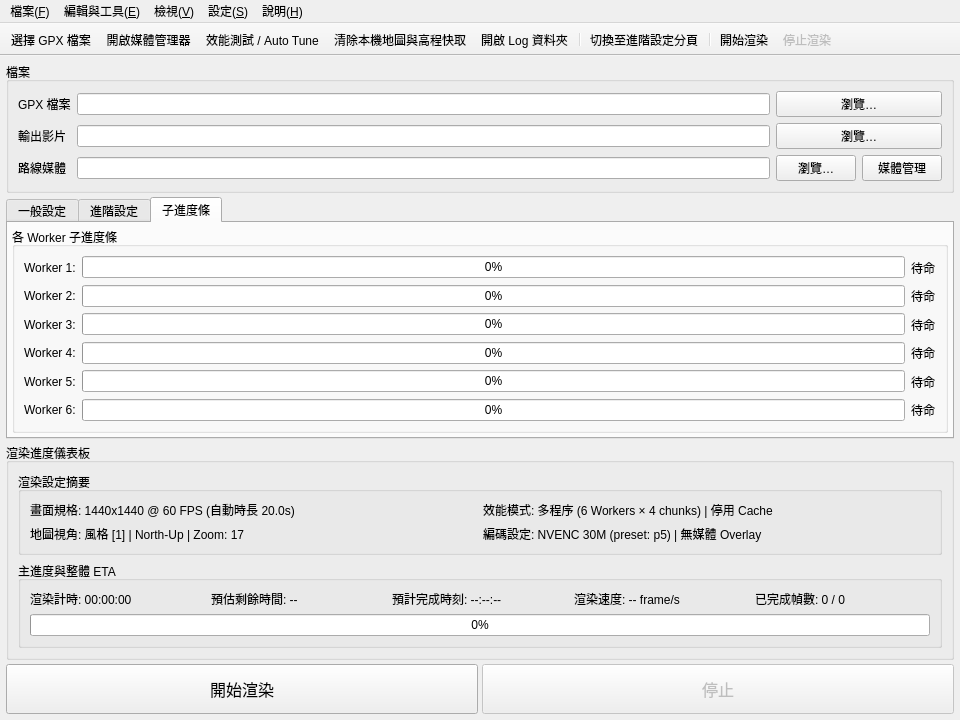
First picture: the form in gpx_renderer/gui/main_window/main_window.ui, repository kw31304/gpx-ride-animation-main-gui, before the edit.
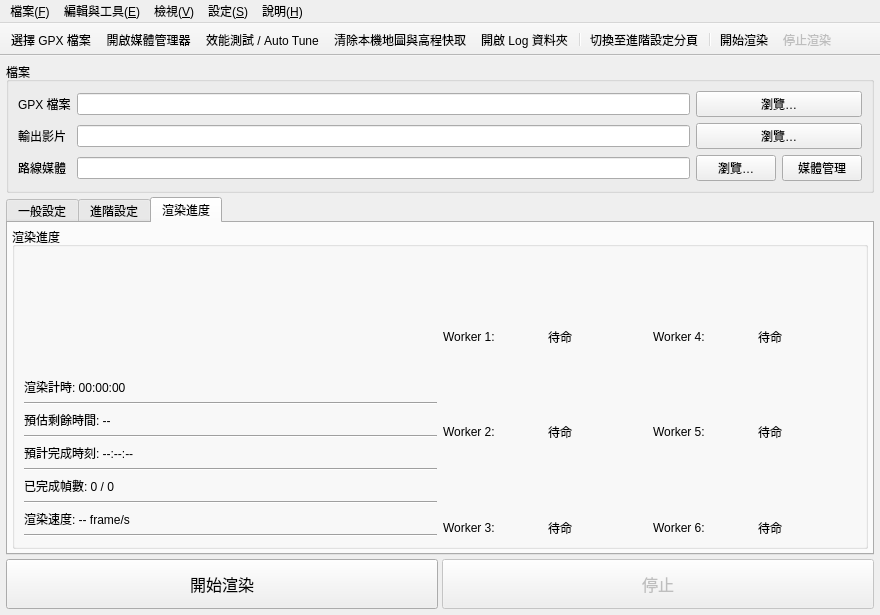
Second picture: the form after the edit. The open tabs and pages were chosen to show the change. Custom widgets are drawn as their Qt base class.

Commit message:
feat(ui): 升級渲染進度分頁進度條為圓形進度環並支援深淺主題自適應
- 將「渲染進度」分頁中的主進度條與 6 個 Worker 子進度條替換為 PyCircularProgress
- 實作 Windows / Qt 深色與淺色主題自動偵測（Qt ColorScheme / Palette / Registry）
- 自動切換進度條百分比文字與底軌配色（深色模式純白字、淺色模式深墨藍黑字）
- 支援動態主題切換即時響應（changeEvent）
- 移除 main_controller 中的動態排版覆蓋邏輯，控制權交還 main_window.ui
- 清理歷史冗餘 UI 檔案與更新打包設定
- 新增更新日誌 update_20260826_1638.md

What changed in the file:
```diff
--- a/gpx_renderer/gui/main_window/main_window.ui
+++ b/gpx_renderer/gui/main_window/main_window.ui
@@ -6,20 +6,56 @@
    <rect>
     <x>0</x>
     <y>0</y>
-    <width>960</width>
-    <height>720</height>
+    <width>880</width>
+    <height>600</height>
    </rect>
   </property>
+  <property name="minimumSize">
+   <size>
+    <width>880</width>
+    <height>0</height>
+   </size>
+  </property>
+  <property name="maximumSize">
+   <size>
+    <width>16777215</width>
+    <height>16777215</height>
+   </size>
+  </property>
   <property name="windowTitle">
    <string>GPX Ride Renderer V1.3.5</string>
   </property>
-  <widget class="QWidget" name="centralwidget"><layout class="QVBoxLayout" name="verticalLayout_main"><property name="spacing"><number>4</number></property><property name="leftMargin"><number>6</number></property><property name="topMargin"><number>6</number></property><property name="rightMargin"><number>6</number></property><property name="bottomMargin"><number>6</number></property><item><widget class="QGroupBox" name="groupBox_files">
+  <widget class="QWidget" name="centralwidget">
+   <layout class="QVBoxLayout" name="verticalLayout_main">
+    <property name="spacing">
+     <number>4</number>
+    </property>
+    <property name="leftMargin">
+     <number>6</number>
+    </property>
+    <property name="topMargin">
+     <number>6</number>
+    </property>
+    <property name="rightMargin">
+     <number>6</number>
+    </property>
+    <property name="bottomMargin">
+     <number>6</number>
+    </property>
+    <item>
+     <widget class="QGroupBox" name="groupBox_files">
       <property name="sizePolicy">
-       <sizepolicy hsizetype="Expanding" vsizetype="Expanding">
+       <sizepolicy hsizetype="Expanding" vsizetype="Preferred">
         <horstretch>0</horstretch>
         <verstretch>0</verstretch>
        </sizepolicy>
       </property>
+      <property name="minimumSize">
+       <size>
+        <width>0</width>
+        <height>0</height>
+       </size>
+      </property>
       <property name="title">
        <string>檔案</string>
       </property>
@@ -103,7 +139,40 @@
        </item>
       </layout>
      </widget>
-    </item><item><widget class="QTabWidget" name="tabWidget"><property name="currentIndex"><number>0</number></property><widget class="QWidget" name="tab_general"><attribute name="title"><string>一般設定</string></attribute><layout class="QVBoxLayout" name="verticalLayout_tab_general"><property name="spacing"><number>4</number></property><property name="leftMargin"><number>4</number></property><property name="topMargin"><number>4</number></property><property name="rightMargin"><number>4</number></property><property name="bottomMargin"><number>4</number></property><item><widget class="QGroupBox" name="groupBox_settings_2">
+    </item>
+    <item>
+     <widget class="QTabWidget" name="tabWidget">
+      <property name="minimumSize">
+       <size>
+        <width>0</width>
+        <height>0</height>
+       </size>
+      </property>
+      <property name="currentIndex">
+       <number>2</number>
+      </property>
+      <widget class="QWidget" name="tab_general">
+       <attribute name="title">
+        <string>一般設定</string>
+       </attribute>
+       <layout class="QVBoxLayout" name="verticalLayout_tab_general">
+        <property name="spacing">
+         <number>4</number>
+        </property>
+        <property name="leftMargin">
+         <number>4</number>
+        </property>
+        <property name="topMargin">
+         <number>4</number>
+        </property>
+        <property name="rightMargin">
+         <number>4</number>
+        </property>
+        <property name="bottomMargin">
+         <number>4</number>
+        </property>
+        <item>
+         <widget class="QGroupBox" name="groupBox_settings_2">
       <property name="sizePolicy">
        <sizepolicy hsizetype="Preferred" vsizetype="Expanding">
         <horstretch>0</horstretch>
@@ -345,9 +414,189 @@
           </item>
          </layout>
         </item>
-      </layout>
-     </widget>
-    </item></layout></widget><widget class="QWidget" name="tab_advanced"><attribute name="title"><string>進階設定</string></attribute><layout class="QVBoxLayout" name="verticalLayout_tab_advanced"><property name="spacing"><number>4</number></property><property name="leftMargin"><number>4</number></property><property name="topMargin"><number>4</number></property><property name="rightMargin"><number>4</number></property><property name="bottomMargin"><number>4</number></property><item><widget class="QGroupBox" name="groupBox">
+           <item row="3" column="0">
+            <layout class="QHBoxLayout" name="horizontalLayout_10">
+             <item>
+              <widget class="QLabel" name="lbl_camera_mode_2">
+               <property name="toolTip">
+                <string>用途：決定路線動畫的鏡頭視角朝向與 3D 地形透視。
+• 正北朝上 (North-Up)
+• 跟隨行進方向 (Heading-Up)
+• 3D 真地形 (3D-Terrain)</string>
+               </property>
+               <property name="text">
+                <string>視角模式</string>
+               </property>
+              </widget>
+             </item>
+             <item>
+              <widget class="QComboBox" name="combo_camera_mode_2">
+               <property name="toolTip">
+                <string>用途：決定路線動畫的鏡頭視角朝向與 3D 地形透視。
+• 正北朝上 (North-Up)
+• 跟隨行進方向 (Heading-Up)
+• 3D 真地形 (3D-Terrain)</string>
+               </property>
+              </widget>
+             </item>
+            </layout>
+           </item>
+           <item row="5" column="1">
+            <widget class="QCheckBox" name="chk_dynamic_speed_zoom">
+             <property name="toolTip">
+              <string>用途：根據當前 GPX 騎乘速度動態縮放鏡頭（高速拉遠、低速拉近），如同車用導航視覺效果。</string>
+             </property>
+             <property name="text">
+              <string>速度動態鏡頭</string>
+             </property>
+             <property name="checked">
+              <bool>true</bool>
+             </property>
+            </widget>
+           </item>
+           <item row="4" column="0">
+            <layout class="QHBoxLayout" name="horizontalLayout_7">
+             <item>
+              <widget class="QLabel" name="lbl_resolution_2">
+               <property name="toolTip">
+                <string>用途：選擇輸出影片的解析度尺寸與畫面比例（9:16, 16:9, 1:1 等）。</string>
+               </property>
+               <property name="text">
+                <string>解析度預設</string>
+               </property>
+              </widget>
+             </item>
+             <item>
+              <widget class="QComboBox" name="combo_resolution_2">
+               <property name="toolTip">
+                <string>用途：選擇輸出影片的解析度尺寸與畫面比例（9:16, 16:9, 1:1 等）。</string>
+               </property>
+              </widget>
+             </item>
+            </layout>
+           </item>
+           <item row="2" column="1">
+            <widget class="QCheckBox" name="chk_basemap_2">
+             <property name="toolTip">
+              <string>用途：是否下載並顯示道路或衛星等地圖底圖。</string>
+             </property>
+             <property name="text">
+              <string>底圖</string>
+             </property>
+            </widget>
+           </item>
+           <item row="1" column="0">
+            <layout class="QHBoxLayout" name="horizontalLayout_9">
+             <item>
+              <widget class="QLabel" name="lbl_profile_2">
+               <property name="toolTip">
+                <string>用途：一次套用一組解析度、Local Zoom、bitrate、NVENC preset、Workers 與 Chunks/Worker。</string>
+               </property>
+               <property name="text">
+                <string>預設模式</string>
+               </property>
+              </widget>
+             </item>
+             <item>
+              <widget class="QComboBox" name="combo_profile_2">
+               <property name="toolTip">
+                <string>用途：一次套用一組解析度、Local Zoom、bitrate、NVENC preset、Workers 與 Chunks/Worker。</string>
+               </property>
+              </widget>
+             </item>
+            </layout>
+           </item>
+           <item row="5" column="0">
+            <layout class="QHBoxLayout" name="horizontalLayout_8">
+             <item>
+              <widget class="QLabel" name="lbl_track_color_2">
+               <property name="toolTip">
+                <string>用途：控制主畫面軌跡線條與升降彩帶的配色風格。
+• 海拔動態漸層
+• 亮綠、黃、紅單色
+• 騎乘速度漸層</string>
+               </property>
+               <property name="text">
+                <string>軌跡顏色</string>
+               </property>
+              </widget>
+             </item>
+             <item>
+              <widget class="QComboBox" name="combo_track_color_2">
+               <property name="toolTip">
+                <string>用途：控制主畫面軌跡線條與升降彩帶的配色風格。
+• 海拔動態漸層
+• 亮綠、黃、紅單色
+• 騎乘速度漸層</string>
+               </property>
+              </widget>
+             </item>
+            </layout>
+           </item>
+           <item row="0" column="0" colspan="2">
+            <widget class="QGroupBox" name="groupBox_summary">
+             <property name="title">
+              <string>渲染設定摘要</string>
+             </property>
+             <layout class="QGridLayout" name="gridLayout_summary">
+              <item row="1" column="0">
+               <widget class="QLabel" name="label_cfg_map">
+                <property name="text">
+                 <string>地圖視角: 風格 [1] | North-Up | Zoom: 17</string>
+                </property>
+               </widget>
+              </item>
+              <item row="1" column="1">
+               <widget class="QLabel" name="label_cfg_enc">
+                <property name="text">
+                 <string>編碼設定: NVENC 30M (preset: p5) | 無媒體 Overlay</string>
+                </property>
+               </widget>
+              </item>
+              <item row="0" column="0">
+               <widget class="QLabel" name="label_cfg_res">
+                <property name="text">
+                 <string>畫面規格: 1440x1440 @ 60 FPS (自動時長 20.0s)</string>
+                </property>
+               </widget>
+              </item>
+              <item row="0" column="1">
+               <widget class="QLabel" name="label_cfg_perf">
+                <property name="text">
+                 <string>效能模式: 多程序 (6 Workers × 4 chunks) | 停用 Cache</string>
+                </property>
+               </widget>
+              </item>
+             </layout>
+            </widget>
+           </item>
+          </layout>
+         </widget>
+        </item>
+       </layout>
+      </widget>
+      <widget class="QWidget" name="tab_advanced">
+       <attribute name="title">
+        <string>進階設定</string>
+       </attribute>
+       <layout class="QVBoxLayout" name="verticalLayout_tab_advanced">
+        <property name="spacing">
+         <number>4</number>
+        </property>
+        <property name="leftMargin">
+         <number>4</number>
+        </property>
+        <property name="topMargin">
+         <number>4</number>
+        </property>
+        <property name="rightMargin">
+         <number>4</number>
+        </property>
+        <property name="bottomMargin">
+         <number>4</number>
+        </property>
+        <item>
+         <widget class="QGroupBox" name="groupBox">
       <property name="sizePolicy">
        <sizepolicy hsizetype="Preferred" vsizetype="Expanding">
         <horstretch>0</horstretch>
@@ -1040,11 +1289,163 @@
        </item>
       </layout>
      </widget>
-    </item></layout></widget><widget class="QWidget" name="tab_workers"><attribute name="title"><string>子進度條</string></attribute><layout class="QVBoxLayout" name="verticalLayout_tab_workers"><property name="spacing"><number>4</number></property><property name="leftMargin"><number>4</number></property><property name="topMargin"><number>4</number></property><property name="rightMargin"><number>4</number></property><property name="bottomMargin"><number>4</number></property><item><widget class="QGroupBox" name="groupBox_workers">
+        </item>
+       </layout>
+      </widget>
+      <widget class="QWidget" name="tab_workers">
+       <attribute name="title">
+        <string>渲染進度</string>
+       </attribute>
+       <layout class="QVBoxLayout" name="verticalLayout_tab_workers">
+        <property name="spacing">
+         <number>4</number>
+        </property>
+        <property name="leftMargin">
+         <number>4</number>
+        </property>
+        <property name="topMargin">
+         <number>4</number>
+        </property>
+        <property name="rightMargin">
+         <number>4</number>
+        </property>
+        <property name="bottomMargin">
+         <number>4</number>
+        </property>
+        <item>
+         <widget class="QGroupBox" name="groupBox_workers">
          <property name="title">
-          <string>各 Worker 子進度條</string>
-         </property>
-         <layout class="QVBoxLayout" name="verticalLayout_workers">
+           <string>渲染進度</string>
+          </property>
+          <layout class="QGridLayout" name="gridLayout_5">
+           <item row="0" column="0">
+            <layout class="QVBoxLayout" name="verticalLayout_16">
+             <item>
+              <widget class="PyCircularProgress" name="progressBar_main">
+               <property name="minimumSize">
+                <size>
+                 <width>110</width>
+                 <height>110</height>
+                </size>
+               </property>
+               <property name="value">
+                <number>0</number>
+               </property>
+              </widget>
+             </item>
+             <item>
+              <layout class="QVBoxLayout" name="verticalLayout_9">
+               <item>
+                <layout class="QVBoxLayout" name="verticalLayout_3">
+                 <item>
+                  <widget class="QLabel" name="label_eta_elapsed">
+                   <property name="text">
+                    <string>渲染計時: 00:00:00</string>
+                   </property>
+                  </widget>
+                 </item>
+                 <item>
+                  <widget class="Line" name="line_6">
+                   <property name="orientation">
+                    <enum>Qt::Orientation::Horizontal</enum>
+                   </property>
+                  </widget>
+                 </item>
+                </layout>
+               </item>
+               <item>
+                <layout class="QVBoxLayout" name="verticalLayout_5">
+                 <item>
+                  <widget class="QLabel" name="label_eta_time">
+                   <property name="text">
+                    <string>預估剩餘時間: --</string>
+                   </property>
+                  </widget>
+                 </item>
+                 <item>
+                  <widget class="Line" name="line_7">
+                   <property name="orientation">
+                    <enum>Qt::Orientation::Horizontal</enum>
+                   </property>
+                  </widget>
+                 </item>
+                </layout>
+               </item>
+               <item>
+                <layout class="QVBoxLayout" name="verticalLayout_6">
+                 <item>
+                  <widget class="QLabel" name="label_eta_clock">
+                   <property name="text">
+                    <string>預計完成時刻: --:--:--</string>
+                   </property>
+                  </widget>
+                 </item>
+                 <item>
+                  <widget class="Line" name="line_8">
+                   <property name="orientation">
+                    <enum>Qt::Orientation::Horizontal</enum>
+                   </property>
+                  </widget>
+                 </item>
+                </layout>
+               </item>
+               <item>
+                <layout class="QVBoxLayout" name="verticalLayout_7">
+                 <item>
+                  <widget class="QLabel" name="label_eta_frames">
+                   <property name="text">
+                    <string>已完成幀數: 0 / 0</string>
+                   </property>
+                  </widget>
+                 </item>
+                 <item>
+                  <widget class="Line" name="line_9">
+                   <property name="orientation">
+                    <enum>Qt::Orientation::Horizontal</enum>
+                   </property>
+                  </widget>
+                 </item>
+                </layout>
+               </item>
+               <item>
+                <layout class="QVBoxLayout" name="verticalLayout_8">
+                 <item>
+                  <widget class="QLabel" name="label_eta_speed">
+                   <property name="text">
+                    <string>渲染速度: -- frame/s</string>
+                   </property>
+                  </widget>
+                 </item>
+                 <item>
+                  <widget class="Line" name="line_10">
+                   <property name="orientation">
+                    <enum>Qt::Orientation::Horizontal</enum>
+                   </property>
+                  </widget>
+                 </item>
+                </layout>
+               </item>
+              </layout>
+             </item>
+            </layout>
+           </item>
+           <item row="0" column="1">
+            <layout class="QGridLayout" name="gridLayout_4">
+             <item row="0" column="0">
+              <layout class="QVBoxLayout" name="verticalLayout_10">
+               <item>
+                <widget class="PyCircularProgress" name="progressBar_worker_1">
+                 <property name="minimumSize">
+                  <size>
+                   <width>65</width>
+                   <height>65</height>
+                  </size>
+                 </property>
+                 <property name="value">
+                  <number>0</number>
+                 </property>
+                </widget>
+               </item>
           <item>
            <layout class="QHBoxLayout" name="horizontalLayout_worker_1">
             <item>
@@ -1054,13 +1455,6 @@
               </property>
              </widget>
             </item>
-            <item>
-             <widget class="QProgressBar" name="progressBar_worker_1">
-              <property name="value">
-               <number>0</number>
-              </property>
-             </widget>
-            </item>
             <item>
              <widget class="QLabel" name="lbl_worker_status_1">
               <property name="text">
@@ -1070,55 +1464,22 @@
             </item>
            </layout>
           </item>
-          <item>
-           <layout class="QHBoxLayout" name="horizontalLayout_worker_2">
-            <item>
-             <widget class="QLabel" name="lbl_worker_2">
-              <property name="text">
-               <string>Worker 2:</string>
-              </property>
-             </widget>
-            </item>
-            <item>
-             <widget class="QProgressBar" name="progressBar_worker_2">
-              <property name="value">
-               <number>0</number>
-              </property>
-             </widget>
-            </item>
-            <item>
-             <widget class="QLabel" name="lbl_worker_status_2">
-              <property name="text">
-               <string>待命</string>
-              </property>
-             </widget>
-            </item>
-           </layout>
-          </item>
+              </layout>
+             </item>
+             <item row="0" column="1">
+              <layout class="QVBoxLayout" name="verticalLayout_13">
           <item>
-           <layout class="QHBoxLayout" name="horizontalLayout_worker_3">
-            <item>
-             <widget class="QLabel" name="lbl_worker_3">
-              <property name="text">
-               <string>Worker 3:</string>
-              </property>
-             </widget>
-            </item>
-            <item>
-             <widget class="QProgressBar" name="progressBar_worker_3">
+                <widget class="PyCircularProgress" name="progressBar_worker_4">
+                 <property name="minimumSize">
+                  <size>
+                   <width>65</width>
+                   <height>65</height>
+                  </size>
+                 </property>
               <property name="value">
                <number>0</number>
               </property>
              </widget>
-            </item>
-            <item>
-             <widget class="QLabel" name="lbl_worker_status_3">
-              <property name="text">
-               <string>待命</string>
-              </property>
-             </widget>
-            </item>
-           </layout>
           </item>
           <item>
            <layout class="QHBoxLayout" name="horizontalLayout_worker_4">
@@ -1129,13 +1490,6 @@
               </property>
              </widget>
             </item>
-            <item>
-             <widget class="QProgressBar" name="progressBar_worker_4">
-              <property name="value">
-               <number>0</number>
-              </property>
-             </widget>
-            </item>
             <item>
              <widget class="QLabel" name="lbl_worker_status_4">
               <property name="text">
@@ -1145,6 +1499,58 @@
             </item>
            </layout>
           </item>
+              </layout>
+             </item>
+             <item row="1" column="0">
+              <layout class="QVBoxLayout" name="verticalLayout_11">
+               <item>
+                <widget class="PyCircularProgress" name="progressBar_worker_2">
+                 <property name="minimumSize">
+                  <size>
+                   <width>65</width>
+                   <height>65</height>
+                  </size>
+                 </property>
+                 <property name="value">
+                  <number>0</number>
+                 </property>
+                </widget>
+               </item>
+               <item>
+                <layout class="QHBoxLayout" name="horizontalLayout_worker_2">
+                 <item>
+                  <widget class="QLabel" name="lbl_worker_2">
+                   <property name="text">
+                    <string>Worker 2:</string>
+                   </property>
+                  </widget>
+                 </item>
+                 <item>
+                  <widget class="QLabel" name="lbl_worker_status_2">
+                   <property name="text">
+                    <string>待命</string>
+                   </property>
+                  </widget>
+                 </item>
+                </layout>
+               </item>
+              </layout>
+             </item>
+             <item row="1" column="1">
+              <layout class="QVBoxLayout" name="verticalLayout_14">
+               <item>
+                <widget class="PyCircularProgress" name="progressBar_worker_5">
+                 <property name="minimumSize">
+                  <size>
+                   <width>65</width>
+                   <height>65</height>
+                  </size>
+                 </property>
+                 <property name="value">
+                  <number>0</number>
+                 </property>
+                </widget>
+               </item>
           <item>
            <layout class="QHBoxLayout" name="horizontalLayout_worker_5">
             <item>
@@ -1154,13 +1560,6 @@
               </property>
              </widget>
             </item>
-            <item>
-             <widget class="QProgressBar" name="progressBar_worker_5">
-              <property name="value">
-               <number>0</number>
-              </property>
-             </widget>
-            </item>
             <item>
              <widget class="QLabel" name="lbl_worker_status_5">
               <property name="text">
@@ -1170,6 +1569,58 @@
             </item>
            </layout>
           </item>
+              </layout>
+             </item>
+             <item row="2" column="0">
+              <layout class="QVBoxLayout" name="verticalLayout_12">
+               <item>
+                <widget class="PyCircularProgress" name="progressBar_worker_3">
+                 <property name="minimumSize">
+                  <size>
+                   <width>65</width>
+                   <height>65</height>
+                  </size>
+                 </property>
+                 <property name="value">
+                  <number>0</number>
+                 </property>
+                </widget>
+               </item>
+               <item>
+                <layout class="QHBoxLayout" name="horizontalLayout_worker_3">
+                 <item>
+                  <widget class="QLabel" name="lbl_worker_3">
+                   <property name="text">
+                    <string>Worker 3:</string>
+                   </property>
+                  </widget>
+                 </item>
+                 <item>
+                  <widget class="QLabel" name="lbl_worker_status_3">
+                   <property name="text">
+                    <string>待命</string>
+                   </property>
+                  </widget>
+                 </item>
+                </layout>
+               </item>
+              </layout>
+             </item>
+             <item row="2" column="1">
+              <layout class="QVBoxLayout" name="verticalLayout_15">
+               <item>
+                <widget class="PyCircularProgress" name="progressBar_worker_6">
+                 <property name="minimumSize">
+                  <size>
+                   <width>65</width>
+                   <height>65</height>
+                  </size>
+                 </property>
+                 <property name="value">
+                  <number>0</number>
+                 </property>
+                </widget>
+               </item>
           <item>
            <layout class="QHBoxLayout" name="horizontalLayout_worker_6">
             <item>
@@ -1179,13 +1630,6 @@
               </property>
              </widget>
             </item>
-            <item>
-             <widget class="QProgressBar" name="progressBar_worker_6">
-              <property name="value">
-               <number>0</number>
-              </property>
-             </widget>
-            </item>
             <item>
              <widget class="QLabel" name="lbl_worker_status_6">
               <property name="text">
@@ -1196,107 +1640,18 @@
            </layout>
           </item>
          </layout>
-        </widget>
-       </item></layout></widget></widget></item><item><widget class="QGroupBox" name="groupBox_dashboard">
-      <property name="title">
-       <string>渲染進度儀表板</string>
-      </property>
-      <layout class="QVBoxLayout" name="verticalLayout_dashboard">
-       <item>
-        <widget class="QGroupBox" name="groupBox_summary">
-         <property name="title">
-          <string>渲染設定摘要</string>
-         </property>
-         <layout class="QGridLayout" name="gridLayout_summary">
-          <item row="1" column="0">
-           <widget class="QLabel" name="label_cfg_map">
-            <property name="text">
-             <string>地圖視角: 風格 [1] | North-Up | Zoom: 17</string>
-            </property>
-           </widget>
-          </item>
-          <item row="1" column="1">
-           <widget class="QLabel" name="label_cfg_enc">
-            <property name="text">
-             <string>編碼設定: NVENC 30M (preset: p5) | 無媒體 Overlay</string>
-            </property>
-           </widget>
-          </item>
-          <item row="0" column="0">
-           <widget class="QLabel" name="label_cfg_res">
-            <property name="text">
-             <string>畫面規格: 1440x1440 @ 60 FPS (自動時長 20.0s)</string>
-            </property>
-           </widget>
-          </item>
-          <item row="0" column="1">
-           <widget class="QLabel" name="label_cfg_perf">
-            <property name="text">
-             <string>效能模式: 多程序 (6 Workers × 4 chunks) | 停用 Cache</string>
-            </property>
-           </widget>
-          </item>
-         </layout>
-        </widget>
-       </item>
-       <item>
-        <widget class="QGroupBox" name="groupBox_main_progress">
-         <property name="title">
-          <string>主進度與整體 ETA</string>
-         </property>
-         <layout class="QVBoxLayout" name="verticalLayout_main_progress">
-          <item>
-           <layout class="QHBoxLayout" name="horizontalLayout_eta">
-            <item>
-             <widget class="QLabel" name="label_eta_elapsed">
-              <property name="text">
-               <string>渲染計時: 00:00:00</string>
-              </property>
-             </widget>
-            </item>
-            <item>
-             <widget class="QLabel" name="label_eta_time">
-              <property name="text">
-               <string>預估剩餘時間: --</string>
-              </property>
-             </widget>
-            </item>
-            <item>
-             <widget class="QLabel" name="label_eta_clock">
-              <property name="text">
-               <string>預計完成時刻: --:--:--</string>
-              </property>
-             </widget>
-            </item>
-            <item>
-             <widget class="QLabel" name="label_eta_speed">
-              <property name="text">
-               <string>渲染速度: -- frame/s</string>
-              </property>
-             </widget>
-            </item>
-            <item>
-             <widget class="QLabel" name="label_eta_frames">
-              <property name="text">
-               <string>已完成幀數: 0 / 0</string>
-              </property>
-             </widget>
-            </item>
-           </layout>
-          </item>
-          <item>
-           <widget class="QProgressBar" name="progressBar_main">
-            <property name="value">
-             <number>0</number>
-            </property>
+             </item>
+            </layout>
+           </item>
+          </layout>
            </widget>
           </item>
          </layout>
         </widget>
-       </item>
-      </layout>
      </widget>
-    </item><item><layout class="QHBoxLayout" name="horizontalLayout_actions">
+    </item>
+    <item>
+     <layout class="QHBoxLayout" name="horizontalLayout_actions">
       <item>
        <widget class="QPushButton" name="btn_start_render">
         <property name="sizePolicy">
@@ -1349,13 +1704,16 @@
        </widget>
       </item>
      </layout>
-    </item></layout></widget><widget class="QMenuBar" name="menubar">
+    </item>
+   </layout>
+  </widget>
+  <widget class="QMenuBar" name="menubar">
    <property name="geometry">
     <rect>
      <x>0</x>
      <y>0</y>
-     <width>980</width>
-     <height>25</height>
+     <width>880</width>
+     <height>33</height>
     </rect>
    </property>
    <widget class="QMenu" name="menu_file">
@@ -1437,12 +1795,13 @@
     <addaction name="action_help_shortcuts" />
     <addaction name="action_about" />
    </widget>
-   <addaction name="menu_file" />
-   <addaction name="menu_edit" />
-   <addaction name="menu_view" />
-   <addaction name="menu_settings" />
-   <addaction name="menu_help" />
-  </widget><widget class="QToolBar" name="toolBar">
+   <addaction name="menu_file"/>
+   <addaction name="menu_edit"/>
+   <addaction name="menu_view"/>
+   <addaction name="menu_settings"/>
+   <addaction name="menu_help"/>
+  </widget>
+  <widget class="QToolBar" name="toolBar">
    <property name="windowTitle">
     <string>快捷工具列</string>
    </property>
@@ -1464,17 +1823,18 @@
    <attribute name="toolBarBreak">
     <bool>false</bool>
    </attribute>
-   <addaction name="action_open_gpx" />
-   <addaction name="action_media_dialog" />
-   <addaction name="action_benchmark" />
-   <addaction name="action_clear_cache" />
-   <addaction name="action_open_log_folder" />
-   <addaction name="separator" />
-   <addaction name="action_toggle_advanced" />
-   <addaction name="separator" />
-   <addaction name="action_start_render" />
-   <addaction name="action_stop_render" />
-  </widget><action name="action_open_gpx">
+   <addaction name="action_open_gpx"/>
+   <addaction name="action_media_dialog"/>
+   <addaction name="action_benchmark"/>
+   <addaction name="action_clear_cache"/>
+   <addaction name="action_open_log_folder"/>
+   <addaction name="separator"/>
+   <addaction name="action_toggle_advanced"/>
+   <addaction name="separator"/>
+   <addaction name="action_start_render"/>
+   <addaction name="action_stop_render"/>
+  </widget>
+  <action name="action_open_gpx">
    <property name="text">
     <string>選擇 GPX 檔案...</string>
    </property>
@@ -1790,7 +2150,15 @@
     <string>關於 GPX Ride Renderer...</string>
    </property>
   </action>
-<property name="minimumSize"><size><width>880</width><height>640</height></size></property><property name="maximumSize"><size><width>1020</width><height>780</height></size></property></widget>
- <resources />
- <connections />
+ </widget>
+ <customwidgets>
+  <customwidget>
+   <class>PyCircularProgress</class>
+   <extends>QWidget</extends>
+   <header>gpx_renderer.gui.widgets.py_circular_progress</header>
+   <container>0</container>
+  </customwidget>
+ </customwidgets>
+ <resources/>
+ <connections/>
 </ui>
```
Left out of the diff: 251 changed lines with no effect on the pictures. Lines whose indentation alone changed are shown as unchanged. The commit also changes 8 other files.
